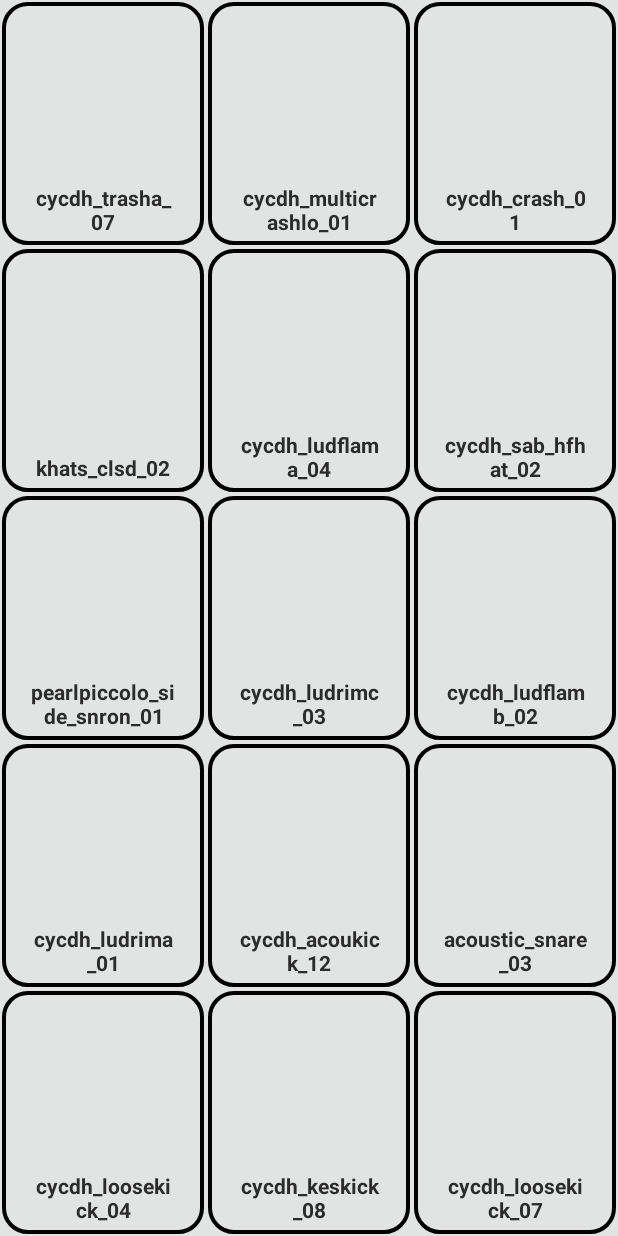
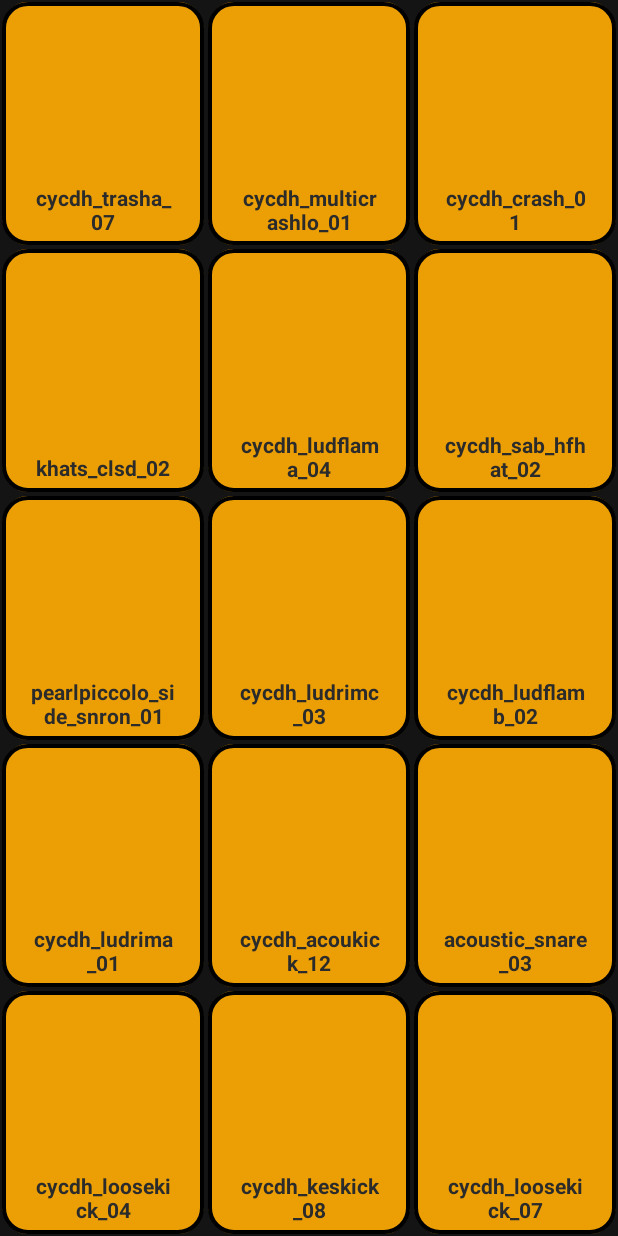
Before and after one commit to chikaharu11/Instant_DrumPad_C, an Android app: the layout activity_main.xml on its own in the app's theme, with its tools: preview values and no code run, on a phone screen of 412 x 824 dp. Run offline under Robolectric (Android 15) with nearby library versions, the phone set to English and light mode, and no system bars; network calls fail.

Commit message:
add color test

```diff
--- a/app/src/main/res/drawable/square.xml
+++ b/app/src/main/res/drawable/square.xml
@@ -4,6 +4,6 @@
     android:viewportWidth="32"
     android:viewportHeight="32">
   <path
-      android:fillColor="#e2e3e3"
+      android:fillColor="#EC9F05"
       android:pathData="M4,0L28,0A4,4 0,0 1,32 4L32,28A4,4 0,0 1,28 32L4,32A4,4 0,0 1,0 28L0,4A4,4 0,0 1,4 0z"/>
 </vector>
--- a/app/src/main/res/layout-land/activity_main.xml
+++ b/app/src/main/res/layout-land/activity_main.xml
@@ -4,7 +4,7 @@
     xmlns:tools="http://schemas.android.com/tools"
     android:layout_width="match_parent"
     android:layout_height="match_parent"
-    android:background="#e2e3e3"
+    android:background="#141414"
     android:gravity="center"
     android:orientation="vertical"
     tools:context=".MainActivity"
--- a/app/src/main/res/layout/activity_main.xml
+++ b/app/src/main/res/layout/activity_main.xml
@@ -4,7 +4,7 @@
     xmlns:tools="http://schemas.android.com/tools"
     android:layout_width="match_parent"
     android:layout_height="match_parent"
-    android:background="#e2e3e3"
+    android:background="#141414"
     android:gravity="center"
     android:orientation="vertical"
     tools:context=".MainActivity">
--- a/app/src/main/res/values/styles.xml
+++ b/app/src/main/res/values/styles.xml
@@ -19,8 +19,8 @@
         <item name="android:autoSizeTextType">uniform</item>
     </style>
 
-    <color name="colorPrimary">#5A5A66</color>
-    <color name="colorPrimaryDark">#e2e3e3</color>
+    <color name="colorPrimary">#292929</color>
+    <color name="colorPrimaryDark">#3C3C3C</color>
     <color name="colorAccent">#8BC34A</color>
-    <color name="colorControlHighlight">#EC7357</color>
+    <color name="colorControlHighlight">#F97068</color>
 </resources>
```
